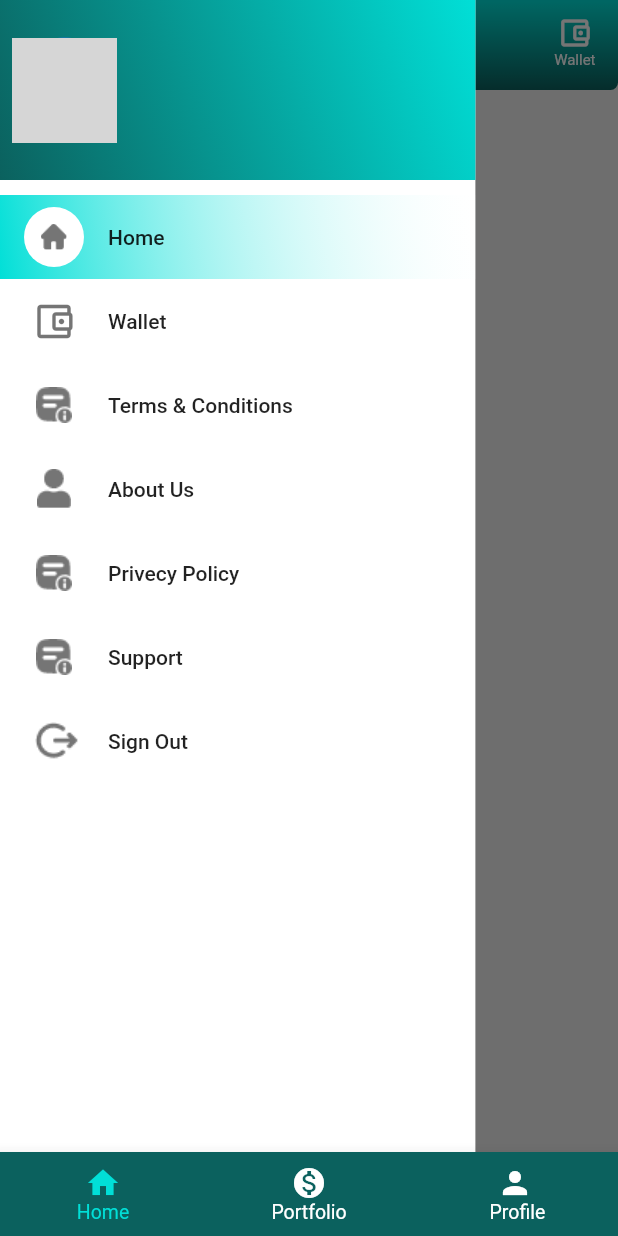
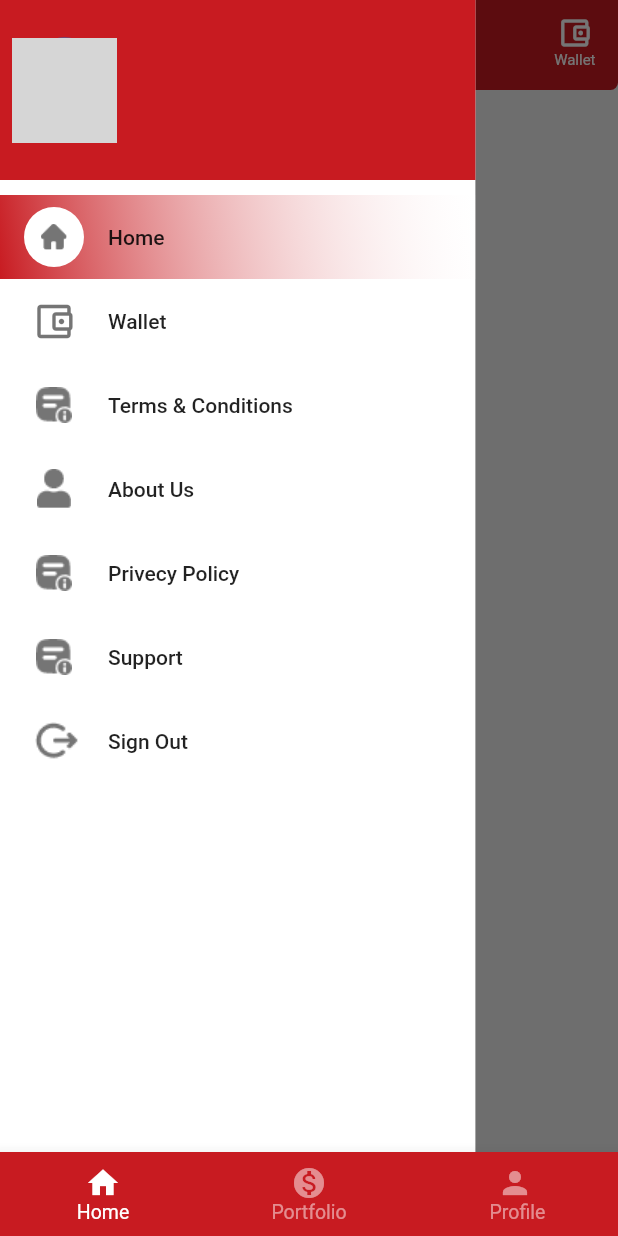
Before and after one commit to Tanmayalpha/CouponTrading, a Flutter app: the Bottom_Bar screen opened directly, with the side drawer open, on a phone screen of 412 x 824 dp. Run offline on Flutter 3.47's test engine with Material 2 defaults, Android fonts, the phone set to English and light mode, and no system bars; drawn by our look-alikes of carousel_slider; our stand-ins replace flutter_html, fluttertoast, image_picker, shared_preferences; missing offline and left inert: k_chart, razorpay_flutter; accounts and stored records are empty; network calls fail; grey boxes are pictures that could not be loaded.

Commit message:
app color chnage with logo.

```diff
--- a/lib/Api/api_services.dart
+++ b/lib/Api/api_services.dart
@@ -2,9 +2,8 @@ import 'dart:convert';
 import 'package:http/http.dart' as http;
 
 class ApiService {
-  static const String baseUrl = "https://developmentalphawizz.com/coupan-trading/app/v1/api/";
-  static const String baseUrl1 = "https://developmentalphawizz.com/dr_booking/user/app/v1/api/";
-  static const String imageUrl = "https://developmentalphawizz.com/dr_booking/";
+  static const String baseUrl = "https://klintrade.com/app/v1/api/";
+  static const String imageUrl = "https://klintrade.com/";
 
 
   static const String register_user = baseUrl+'register_user';
@@ -77,9 +76,6 @@ class ApiService {
   static const String getHistoryDeleteApi = baseUrl+'delete_data';
   static const String getCompaniesApi = baseUrl+'get_companies';
   static const String getCompaniesDropApi = baseUrl+'get_company';
-  static const String getStateApi = baseUrl1+'get_states';
-  static const String getCityApi = baseUrl1+'get_cities';
-  static const String getPlaceApi = baseUrl1+'get_places';
   static const String getSubsriptionApi = baseUrl+'get_plans';
   static const String getPlanPurchasApi = baseUrl+'plan_purchase_success';
   static const String getCheckSubscriptionApi = baseUrl+'check_subscription';
--- a/lib/Color/Color.dart
+++ b/lib/Color/Color.dart
@@ -37,8 +37,9 @@ extension colors on ColorScheme {
     },
   );
 
-  static const Color primary = Color(0xff01DFD7);
-  static const Color secondary = Color(0xff0B615E);
+ // static const Color primary = Color(0xff1aa967);
+  static const Color primary = Color(0xffc81b21);
+  static const Color secondary = Color(0xffc81b21);
 
 
 
--- a/lib/Screen/Home Screeen/HomeScreen.dart
+++ b/lib/Screen/Home Screeen/HomeScreen.dart
@@ -130,7 +130,7 @@ class _HomeScreenState extends State<HomeScreen> {
                   decoration: const BoxDecoration(
                     gradient: LinearGradient(
                         colors: [
-                          colors.primary,
+                          colors.secondary,
                           colors.secondary,
                         ],
                         begin: Alignment.topCenter,
@@ -401,11 +401,11 @@ class _HomeScreenState extends State<HomeScreen> {
           Container(
             padding: const EdgeInsets.symmetric(horizontal: 8),
             height: 120,
-            decoration: const BoxDecoration(
+            decoration:  BoxDecoration(
               gradient: LinearGradient(
                 begin: Alignment.topRight,
                 end: Alignment.bottomLeft,
-                colors: [colors.primary, colors.secondary],
+                colors: [colors.secondary, colors.secondary],
               ),
             ),
             child: Row(
--- a/lib/Screen/Home Screeen/bottombar.dart
+++ b/lib/Screen/Home Screeen/bottombar.dart
@@ -114,8 +114,8 @@ class _Bottom_BarState extends State<Bottom_Bar> {
             ],
 
             currentIndex:  currentindex,
-            selectedItemColor: colors.primary,
-            unselectedItemColor: colors.whiteTemp,
+            selectedItemColor:colors.whiteTemp ,
+            unselectedItemColor: colors.whiteTemp.withOpacity(0.5),
             onTap: _onItemTapped,
             showUnselectedLabels: true,
             showSelectedLabels: true,
--- a/lib/main.dart
+++ b/lib/main.dart
@@ -20,7 +20,7 @@ class MyApp extends StatelessWidget {
   @override
   Widget build(BuildContext context) {
     return MaterialApp(
-      title: 'DR.Apps',
+      title: 'KLIN TRADE',
       theme: ThemeData(
 
       ),
```
Also changed, not shown: assets/images/splashlogo.png, 7 other files.
